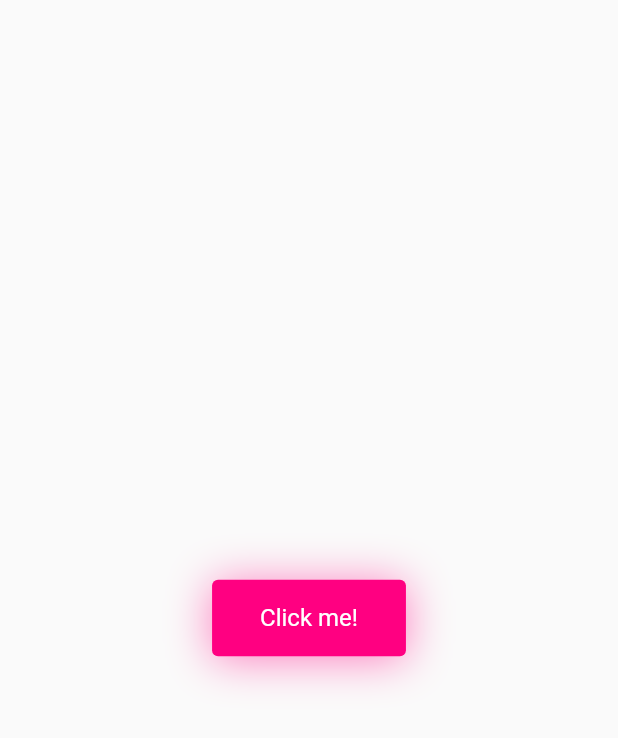
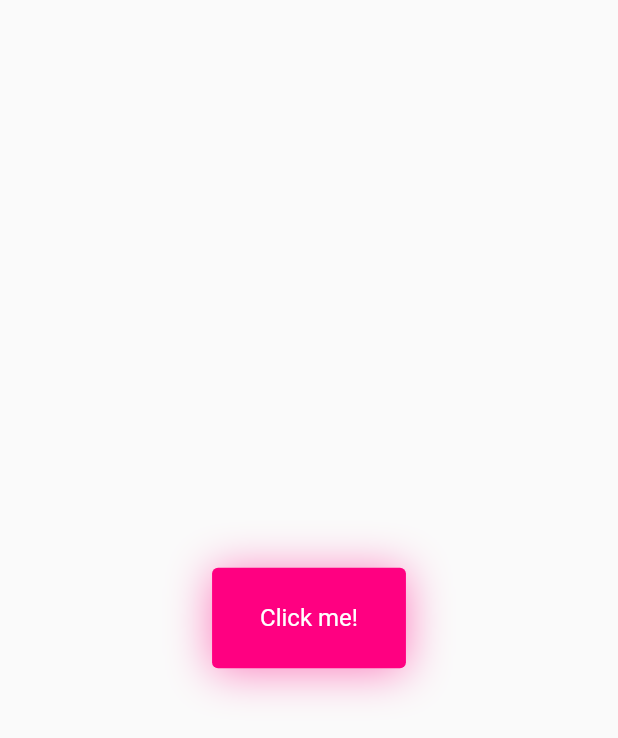
Before and after one commit to fabiankaraben/css-to-flutter-series, a Flutter app: the screen it shows after launch, on a phone screen of 412 x 824 dp. Shown: the top 738 px of the screen. Run offline on Flutter 3.47's test engine with Material 2 defaults, Android fonts, the phone set to English and light mode, and no system bars.

Commit message:
Project 1: BubblyButton at 98%

```diff
--- a/project_1_bubbly_button/lib/main.dart
+++ b/project_1_bubbly_button/lib/main.dart
@@ -31,6 +31,11 @@ class HomePage extends StatelessWidget {
           mainAxisSize: MainAxisSize.min,
           children: [
             // const Text("Some Top Content"),
+            // OutlinedButton(
+            //   onPressed: () {},
+            //   child: const Text("Some Top Content"),
+            // ),
+            // const SizedBox(height: 10),
             BubblyButton(
               child: const Text(
                 "Click me!",
@@ -40,7 +45,12 @@ class HomePage extends StatelessWidget {
                 //
               },
             ),
+            // const SizedBox(height: 10),
             // const Text("Some Bottom Content"),
+            // OutlinedButton(
+            //   onPressed: () {},
+            //   child: const Text("Some Bottom Content"),
+            // ),
           ],
         ),
       ),
@@ -51,11 +61,21 @@ class HomePage extends StatelessWidget {
 class BubblyButton extends StatefulWidget {
   final VoidCallback onPressed;
   final Widget child;
+  final Color color;
+  final Color textColor;
+  final Color shadowColor;
+  final double bubbleWidth;
+  final Color bubbleColor;
 
   const BubblyButton({
     Key? key,
     required this.onPressed,
     required this.child,
+    this.color = const Color(0xffff0081),
+    this.textColor = Colors.white,
+    this.bubbleWidth = 12,
+    this.shadowColor = const Color(0xffff0082),
+    this.bubbleColor = const Color(0xffff0081),
   }) : super(key: key);
 
   @override
@@ -64,25 +84,30 @@ class BubblyButton extends StatefulWidget {
 
 class _BubblyButtonState extends State<BubblyButton>
     with SingleTickerProviderStateMixin {
-  late AnimationController _animationController;
+  // Input configuration
+  late final Color _buttonColor;
+  late final Color _textColor;
+  late final double _bubbleWidth;
+  late final Color _shadowColor;
+  late final Color _bubbleColor;
 
-  var buttonPadding = const EdgeInsets.symmetric(vertical: 16, horizontal: 32);
-
+  // Variable for implicit button animation
   var buttonScale = 1.0;
 
-  static const Color fuschia = Color(0xffff0081);
-  static const Color buttonBg = fuschia;
-  static const Color buttonTextColor = Color(0xffffffff);
-  static const Color babyBlue = Color(0xfff8faff);
-
-  late CurvedAnimation _offsetCurvedAnimation;
+  // Variables for explicit bubble animation
+  late AnimationController _animationController;
+  late final CurvedAnimation _offsetCurvedAnimation;
   late final Animation<double> _scaleAnimation;
-
-  final bubbleWidth = 12;
 
   @override
   void initState() {
     super.initState();
+
+    _buttonColor = widget.color;
+    _textColor = widget.textColor;
+    _bubbleWidth = widget.bubbleWidth;
+    _shadowColor = widget.shadowColor;
+    _bubbleColor = widget.bubbleColor;
 
     _animationController = AnimationController(
       duration: const Duration(milliseconds: 600),
@@ -128,17 +153,17 @@ class _BubblyButtonState extends State<BubblyButton>
                 mainAxisAlignment: MainAxisAlignment.spaceAround,
                 children: [
                   _AnimatedCircle(
-                    color: fuschia,
-                    width: bubbleWidth * .6,
+                    color: _bubbleColor,
+                    width: _bubbleWidth * .6,
                     filled: true,
                     slideAnimation: _offsetCurvedAnimation,
-                    slideBeginOffset: const Offset(0, -.3),
+                    slideBeginOffset: const Offset(0.5, -.3),
                     slideEndOffset: const Offset(-5, -.5),
                     scaleAnimation: _scaleAnimation,
                   ),
                   _AnimatedCircle(
-                    color: fuschia,
-                    width: bubbleWidth * 1.4,
+                    color: _bubbleColor,
+                    width: _bubbleWidth * 1.4,
                     filled: false,
                     slideAnimation: _offsetCurvedAnimation,
                     slideBeginOffset: const Offset(0, -.3),
@@ -146,8 +171,8 @@ class _BubblyButtonState extends State<BubblyButton>
                     scaleAnimation: _scaleAnimation,
                   ),
                   _AnimatedCircle(
-                    color: fuschia,
-                    width: bubbleWidth * .6,
+                    color: _bubbleColor,
+                    width: _bubbleWidth * .6,
                     filled: true,
                     slideAnimation: _offsetCurvedAnimation,
                     slideBeginOffset: const Offset(-3, -.3),
@@ -155,8 +180,8 @@ class _BubblyButtonState extends State<BubblyButton>
                     scaleAnimation: _scaleAnimation,
                   ),
                   _AnimatedCircle(
-                    color: fuschia,
-                    width: bubbleWidth * .7,
+                    color: _bubbleColor,
+                    width: _bubbleWidth * .7,
                     filled: true,
                     slideAnimation: _offsetCurvedAnimation,
                     slideBeginOffset: const Offset(-3, -.3),
@@ -164,8 +189,8 @@ class _BubblyButtonState extends State<BubblyButton>
                     scaleAnimation: _scaleAnimation,
                   ),
                   _AnimatedCircle(
-                    color: fuschia,
-                    width: bubbleWidth * .6,
+                    color: _bubbleColor,
+                    width: _bubbleWidth * .6,
                     filled: false,
                     slideAnimation: _offsetCurvedAnimation,
                     slideBeginOffset: const Offset(-3.5, -.3),
@@ -173,8 +198,8 @@ class _BubblyButtonState extends State<BubblyButton>
                     scaleAnimation: _scaleAnimation,
                   ),
                   _AnimatedCircle(
-                    color: fuschia,
-                    width: bubbleWidth * .4,
+                    color: _bubbleColor,
+                    width: _bubbleWidth * .4,
                     filled: true,
                     slideAnimation: _offsetCurvedAnimation,
                     slideBeginOffset: const Offset(-8, -.3),
@@ -182,8 +207,8 @@ class _BubblyButtonState extends State<BubblyButton>
                     scaleAnimation: _scaleAnimation,
                   ),
                   _AnimatedCircle(
-                    color: fuschia,
-                    width: bubbleWidth * .5,
+                    color: _bubbleColor,
+                    width: _bubbleWidth * .5,
                     filled: true,
                     slideAnimation: _offsetCurvedAnimation,
                     slideBeginOffset: const Offset(-6, -.3),
@@ -191,8 +216,8 @@ class _BubblyButtonState extends State<BubblyButton>
                     scaleAnimation: _scaleAnimation,
                   ),
                   _AnimatedCircle(
-                    color: fuschia,
-                    width: bubbleWidth * .5,
+                    color: _bubbleColor,
+                    width: _bubbleWidth * .5,
                     filled: true,
                     slideAnimation: _offsetCurvedAnimation,
                     slideBeginOffset: const Offset(-3, -.3),
@@ -200,8 +225,8 @@ class _BubblyButtonState extends State<BubblyButton>
                     scaleAnimation: _scaleAnimation,
                   ),
                   _AnimatedCircle(
-                    color: fuschia,
-                    width: bubbleWidth * .8,
+                    color: _bubbleColor,
+                    width: _bubbleWidth * .8,
                     filled: true,
                     slideAnimation: _offsetCurvedAnimation,
                     slideBeginOffset: const Offset(-3, -.3),
@@ -218,8 +243,8 @@ class _BubblyButtonState extends State<BubblyButton>
                 mainAxisAlignment: MainAxisAlignment.spaceAround,
                 children: [
                   _AnimatedCircle(
-                    color: fuschia,
-                    width: bubbleWidth * .5,
+                    color: _bubbleColor,
+                    width: _bubbleWidth * .5,
                     filled: true,
                     slideAnimation: _offsetCurvedAnimation,
                     slideBeginOffset: const Offset(0, .3),
@@ -227,8 +252,8 @@ class _BubblyButtonState extends State<BubblyButton>
                     scaleAnimation: _scaleAnimation,
                   ),
                   _AnimatedCircle(
-                    color: fuschia,
-                    width: bubbleWidth * .6,
+                    color: _bubbleColor,
+                    width: _bubbleWidth * .6,
                     filled: true,
                     slideAnimation: _offsetCurvedAnimation,
                     slideBeginOffset: const Offset(1, .3),
@@ -236,8 +261,8 @@ class _BubblyButtonState extends State<BubblyButton>
                     scaleAnimation: _scaleAnimation,
                   ),
                   _AnimatedCircle(
-                    color: fuschia,
-                    width: bubbleWidth * .5,
+                    color: _bubbleColor,
+                    width: _bubbleWidth * .5,
                     filled: false,
                     slideAnimation: _offsetCurvedAnimation,
                     slideBeginOffset: const Offset(2, .3),
@@ -245,8 +270,8 @@ class _BubblyButtonState extends State<BubblyButton>
                     scaleAnimation: _scaleAnimation,
                   ),
                   _AnimatedCircle(
-                    color: fuschia,
-                    width: bubbleWidth * .8,
+                    color: _bubbleColor,
+                    width: _bubbleWidth * .8,
                     filled: true,
                     slideAnimation: _offsetCurvedAnimation,
                     slideBeginOffset: const Offset(3, .3),
@@ -254,8 +279,8 @@ class _BubblyButtonState extends State<BubblyButton>
                     scaleAnimation: _scaleAnimation,
                   ),
                   _AnimatedCircle(
-                    color: fuschia,
-                    width: bubbleWidth * .6,
+                    color: _bubbleColor,
+                    width: _bubbleWidth * .6,
                     filled: true,
                     slideAnimation: _offsetCurvedAnimation,
                     slideBeginOffset: const Offset(4.5, .3),
@@ -263,8 +288,8 @@ class _BubblyButtonState extends State<BubblyButton>
                     scaleAnimation: _scaleAnimation,
                   ),
                   _AnimatedCircle(
-                    color: fuschia,
-                    width: bubbleWidth * .4,
+                    color: _bubbleColor,
+                    width: _bubbleWidth * .4,
                     filled: true,
                     slideAnimation: _offsetCurvedAnimation,
                     slideBeginOffset: const Offset(3, .3),
@@ -272,8 +297,8 @@ class _BubblyButtonState extends State<BubblyButton>
                     scaleAnimation: _scaleAnimation,
                   ),
                   _AnimatedCircle(
-                    color: fuschia,
-                    width: bubbleWidth * .7,
+                    color: _bubbleColor,
+                    width: _bubbleWidth * .7,
                     filled: true,
                     slideAnimation: _offsetCurvedAnimation,
                     slideBeginOffset: const Offset(0, .3),
@@ -288,46 +313,53 @@ class _BubblyButtonState extends State<BubblyButton>
         GestureDetector(
           onTapDown: (details) {
             setState(() {
-              buttonScale = .9;
-            });
-          },
-          onTapUp: (details) {
-            setState(() {
-              buttonScale = 1;
-
-              _animationController.reset();
-              _animationController.forward();
+              buttonScale = .93;
             });
           },
           child: AnimatedScale(
             duration: const Duration(milliseconds: 100),
             scale: buttonScale,
             child: Container(
-              constraints: BoxConstraints(minWidth: bubbleWidth * 9),
-              padding: buttonPadding,
+              child: ElevatedButton(
+                onPressed: () {
+                  setState(() {
+                    buttonScale = 1;
+
+                    _animationController.reset();
+                    _animationController.forward();
+
+                    widget.onPressed();
+                  });
+                },
+                child: DefaultTextStyle(
+                  style: TextStyle(
+                    color: _textColor,
+                    fontSize: 16,
+                  ),
+                  child: widget.child,
+                ),
+                style: ElevatedButton.styleFrom(
+                  elevation: 0,
+                  primary: _buttonColor,
+                  padding: const EdgeInsets.symmetric(
+                    vertical: 24,
+                    horizontal: 32,
+                  ),
+                  minimumSize: Size(_bubbleWidth * 9, 16),
+                ),
+              ),
               decoration: BoxDecoration(
-                  color:
-                      buttonScale == 1.0 ? buttonBg : const Color(0xffe60074),
                 borderRadius: const BorderRadius.all(Radius.circular(4)),
                 boxShadow: [
                   BoxShadow(
-                      color: Color.fromRGBO(
-                        255,
-                        0,
-                        130,
+                    color: _shadowColor.withOpacity(
                       buttonScale == 1.0 ? .5 : .3,
                     ),
                     offset: const Offset(0.0, 2.0),
                     blurRadius: 25.0,
                     spreadRadius: 0.0,
                   ),
-                  ]),
-              child: DefaultTextStyle(
-                style: const TextStyle(
-                  color: buttonTextColor,
-                  fontSize: 16,
-                ),
-                child: widget.child,
+                ],
               ),
             ),
           ),
```
Also changed, not shown: 1 other file. Lines whose indentation alone changed are shown as unchanged.
